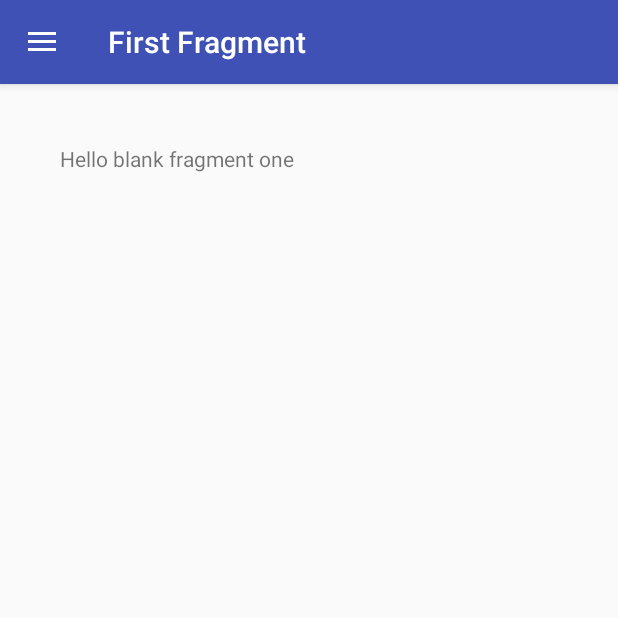
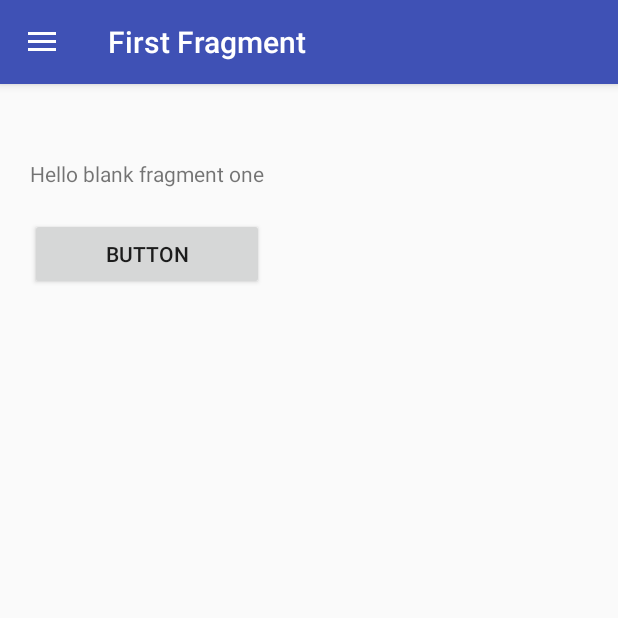
Before and after one commit to kamarolzaman/infoten, an Android app: the screen it shows after launch (MainActivity), after a tap on "First Menu", on a phone screen of 412 x 824 dp, the top half of it. Run offline under Robolectric (Android 15) with nearby library versions, the phone set to English and light mode, and no system bars; 1 other tap on this screen came first.

Commit message:
wip
x pakai get authenticated respon

```diff
--- a/app/src/main/java/com/example/kamarol/infoten_v1/First.java
+++ b/app/src/main/java/com/example/kamarol/infoten_v1/First.java
@@ -3,9 +3,11 @@ package com.example.kamarol.infoten_v1;
 
 import android.os.Bundle;
 import android.app.Fragment;
+import android.support.annotation.Nullable;
 import android.view.LayoutInflater;
 import android.view.View;
 import android.view.ViewGroup;
+import android.widget.Button;
 
 
 /**
@@ -26,4 +28,15 @@ public class First extends Fragment {
         return inflater.inflate(R.layout.fragment_first, container, false);
     }
 
+    @Override
+    public void onActivityCreated(@Nullable Bundle savedInstanceState) {
+        Button button = (Button) getActivity().findViewById(R.id.button);
+        button.setOnClickListener(new Button.OnClickListener() {
+            public void onClick(View v) {
+                new GetTimetable().execute("", "");
+                System.out.println("HELO FRENS");
+            }
+        });
+        super.onActivityCreated(savedInstanceState);
+    }
 }
--- a/app/src/main/java/com/example/kamarol/infoten_v1/MainActivity.java
+++ b/app/src/main/java/com/example/kamarol/infoten_v1/MainActivity.java
@@ -37,10 +37,6 @@ public class MainActivity extends AppCompatActivity implements NavigationView.On
         fragmentTransaction.replace(R.id.frame, fragment, "Fragment One");
         fragmentTransaction.commit();
     }
-    public void doGet(View v){
-        new GetTimetable().execute("", "");
-    }
-
 
     public void onBackPressed() {
         DrawerLayout drawer = findViewById(R.id.drawer_layout);
--- a/app/src/main/res/layout/fragment_first.xml
+++ b/app/src/main/res/layout/fragment_first.xml
@@ -1,14 +1,27 @@
-<FrameLayout xmlns:android="http://schemas.android.com/apk/res/android"
+<LinearLayout xmlns:android="http://schemas.android.com/apk/res/android"
     xmlns:tools="http://schemas.android.com/tools"
     android:layout_width="match_parent"
     android:layout_height="match_parent"
+    android:orientation="vertical"
     tools:context="com.example.kamarol.infoten_v1.First">
 
     <!-- TODO: Update blank fragment layout -->
     <TextView
-        android:layout_margin="40dp"
+        android:layout_marginTop="50dp"
+        android:layout_marginLeft="20dp"
+        android:layout_marginRight="20dp"
         android:layout_width="match_parent"
-        android:layout_height="match_parent"
+        android:layout_height="wrap_content"
         android:text="Hello blank fragment one" />
 
-</FrameLayout>
+    <Button
+        android:id="@+id/button"
+        android:onClick="getTable"
+        android:layout_marginTop="20dp"
+        android:layout_marginLeft="20dp"
+        android:layout_marginRight="20dp"
+        android:layout_width="match_parent"
+        android:layout_height="wrap_content"
+        android:text="Button" />
+
+</LinearLayout>
```
Also changed, not shown: app/src/main/java/com/example/kamarol/infoten_v1/GetAuthenticatedResponse.java (+19 -9 lines), app/src/main/java/com/example/kamarol/infoten_v1/GetTimetable.java (+17 -2 lines).
